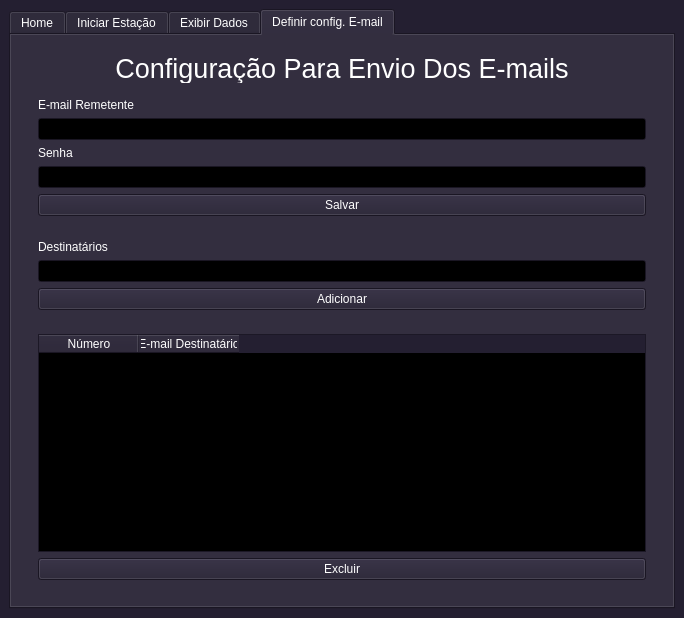
Fat83dotcom/Interface_Estacao, file interface.ui: the form before one commit.
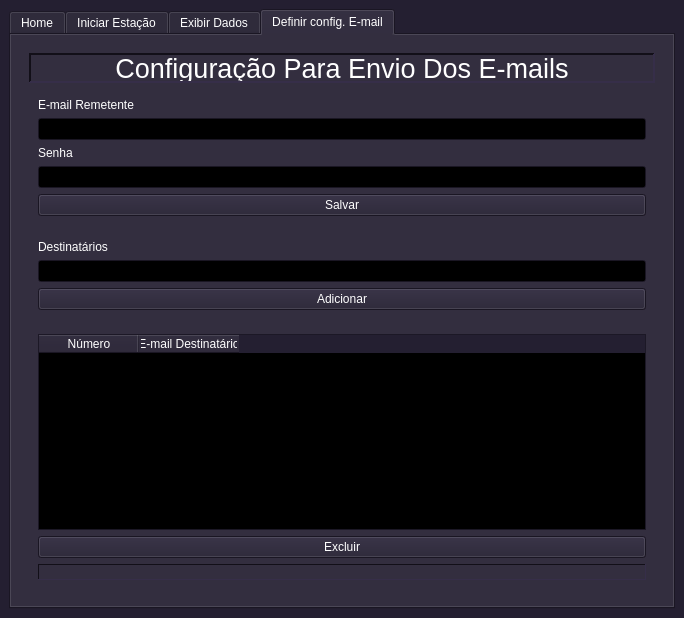
The form after the commit. The open tabs and pages were chosen to show the change. Icons and pictures are not drawn.

Commit message: Adição de uma label para status das transações

The edit to the form file:
```diff
--- a/interface.ui
+++ b/interface.ui
@@ -1403,7 +1403,13 @@
               </font>
              </property>
              <property name="frameShape">
-              <enum>QFrame::NoFrame</enum>
+              <enum>QFrame::Panel</enum>
+             </property>
+             <property name="frameShadow">
+              <enum>QFrame::Sunken</enum>
+             </property>
+             <property name="lineWidth">
+              <number>2</number>
              </property>
              <property name="text">
               <string>Configuração Para Envio Dos E-mails</string>
@@ -1511,6 +1517,22 @@
                 </property>
                </widget>
               </item>
+              <item>
+               <widget class="QLabel" name="statusOperacoes">
+                <property name="frameShape">
+                 <enum>QFrame::Panel</enum>
+                </property>
+                <property name="frameShadow">
+                 <enum>QFrame::Sunken</enum>
+                </property>
+                <property name="text">
+                 <string/>
+                </property>
+                <property name="alignment">
+                 <set>Qt::AlignCenter</set>
+                </property>
+               </widget>
+              </item>
              </layout>
             </widget>
            </item>
```
Left out of the diff: 2 changed lines with no effect on the pictures. The commit also changes 1 other file.
